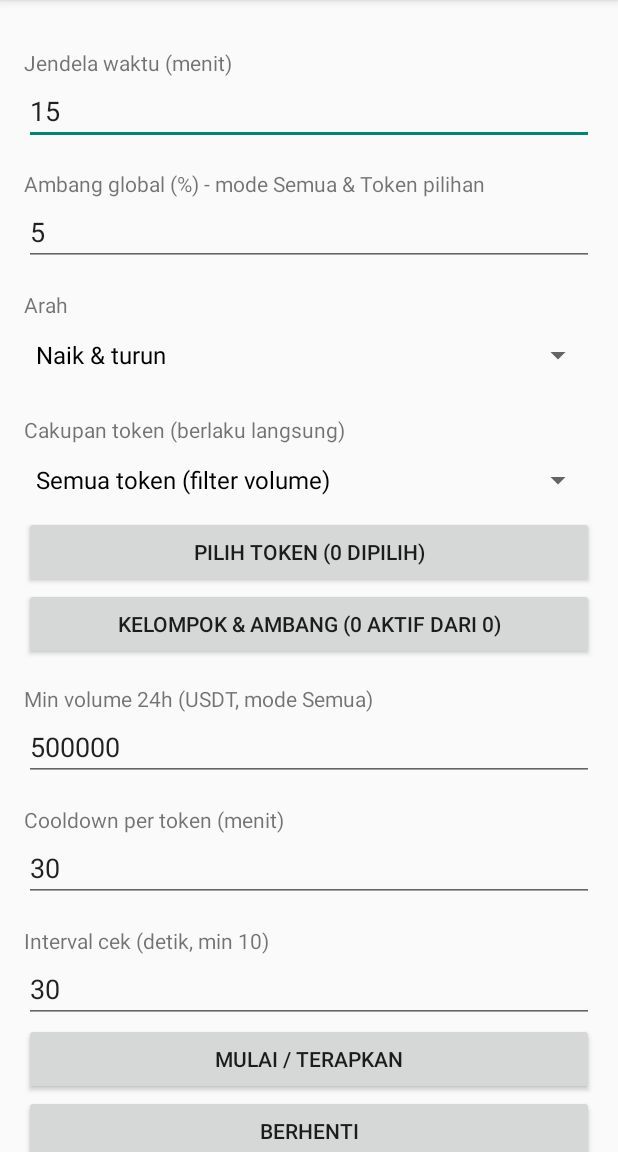
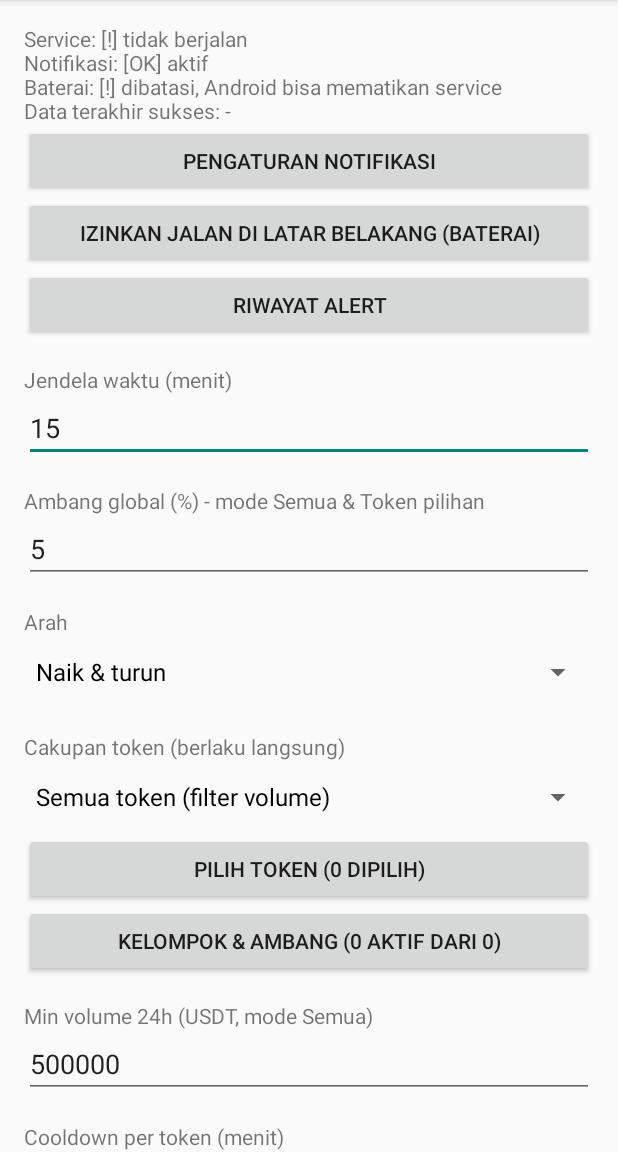
Before and after one commit to ChiperSage/KcAlert, an Android app: the screen it shows after launch (MainActivity), on a phone screen of 412 x 824 dp, the part 84-1236 px from its top. Run offline under Robolectric (Android 15) with nearby library versions, the phone set to English and light mode, and no system bars; pictures from the network do not load.

Commit message:
Add files via upload

```diff
--- a/app/src/main/java/com/example/kcalert/Config.java
+++ b/app/src/main/java/com/example/kcalert/Config.java
@@ -21,18 +21,24 @@ final class Config {
         Set<String> tokens = new HashSet<>();
     }
 
-    int windowMin = 15;      // jendela waktu perubahan (menit)
-    double pct = 5;          // ambang global (mode Semua & Token pilihan)
-    int dir = 0;             // 0 naik&turun, 1 naik, 2 turun
-    double minVol = 500000;  // min volume 24h (USDT), hanya mode Semua
-    int cooldownMin = 30;    // jeda antar alert per token
-    int intervalSec = 30;    // interval polling
-    int scope = 0;           // 0 semua, 1 token pilihan, 2 kelompok
-    Set<String> tokens = new HashSet<>();       // mode token pilihan
-    List<Group> groups = new ArrayList<>();     // mode kelompok
+    int windowMin = 15;        // jendela waktu perubahan (menit, maks 240)
+    double pct = 5;            // ambang global (mode Semua & Token pilihan)
+    int dir = 0;               // 0 naik&turun, 1 naik, 2 turun
+    double minVol = 500000;    // min volume 24h (USDT), hanya mode Semua
+    int cooldownMin = 30;      // jeda antar alert per token
+    int intervalSec = 30;      // interval polling
+    int scope = 0;             // 0 semua, 1 token pilihan, 2 kelompok
+    double maxSpread = 1.0;    // spread bid-ask maks (%), 0 = nonaktif
+    boolean adaptive = false;  // ambang naik untuk token volatil
+    double k = 3;              // pengali volatilitas (mode adaptif)
+    boolean wake = false;      // wake lock CPU
+    Set<String> tokens = new HashSet<>();
+    List<Group> groups = new ArrayList<>();
+
+    private static SharedPreferences sp(Context c) { return c.getSharedPreferences("kc", Context.MODE_PRIVATE); }
 
     static Config load(Context ctx) {
-        SharedPreferences sp = ctx.getSharedPreferences("kc", Context.MODE_PRIVATE);
+        SharedPreferences sp = sp(ctx);
         Config c = new Config();
         try {
             c.windowMin = sp.getInt("win", c.windowMin);
@@ -42,6 +48,10 @@ final class Config {
             c.cooldownMin = sp.getInt("cd", c.cooldownMin);
             c.intervalSec = sp.getInt("int", c.intervalSec);
             c.scope = sp.contains("scope") ? sp.getInt("scope", 0) : (sp.getBoolean("all", true) ? 0 : 1);
+            c.maxSpread = Double.parseDouble(sp.getString("spr", String.valueOf(c.maxSpread)));
+            c.adaptive = sp.getBoolean("adp", false);
+            c.k = Double.parseDouble(sp.getString("k", String.valueOf(c.k)));
+            c.wake = sp.getBoolean("wake", false);
             String t = sp.getString("tok", "");
             if (!t.isEmpty()) c.tokens.addAll(Arrays.asList(t.split(",")));
             JSONArray a = new JSONArray(sp.getString("groups", "[]"));
@@ -56,6 +66,8 @@ final class Config {
                 c.groups.add(g);
             }
         } catch (Exception ignored) { }
+        if (c.windowMin > 240) c.windowMin = 240;
+        if (c.windowMin < 1) c.windowMin = 1;
         return c;
     }
 
@@ -71,11 +83,24 @@ final class Config {
                 a.put(o);
             }
         } catch (Exception ignored) { }
-        ctx.getSharedPreferences("kc", Context.MODE_PRIVATE).edit()
+        sp(ctx).edit()
                 .putInt("win", windowMin).putString("pct", String.valueOf(pct))
                 .putInt("dir", dir).putString("vol", String.valueOf(minVol))
                 .putInt("cd", cooldownMin).putInt("int", intervalSec)
-                .putInt("scope", scope).putString("tok", TextUtils.join(",", tokens))
+                .putInt("scope", scope).putString("spr", String.valueOf(maxSpread))
+                .putBoolean("adp", adaptive).putString("k", String.valueOf(k))
+                .putBoolean("wake", wake)
+                .putString("tok", TextUtils.join(",", tokens))
                 .putString("groups", a.toString()).apply();
     }
+
+    // ---- status runtime (dipakai UI, service, dan pengawas) ----
+    static void setRunning(Context c, boolean v) { sp(c).edit().putBoolean("run", v).apply(); }
+    static boolean running(Context c) { return sp(c).getBoolean("run", false); }
+    static void beat(Context c) { sp(c).edit().putLong("hb", System.currentTimeMillis()).apply(); }
+    static long lastBeat(Context c) { return sp(c).getLong("hb", 0); }
+    static void setStatus(Context c, String s) { sp(c).edit().putString("stat", s).apply(); }
+    static String status(Context c) { return sp(c).getString("stat", ""); }
+    /** Batas detak terakhir sebelum layanan dianggap tidak responsif. */
+    static long staleLimitMs(Config c) { return Math.max(300_000L, c.intervalSec * 6000L); }
 }
--- a/app/src/main/java/com/example/kcalert/MainActivity.java
+++ b/app/src/main/java/com/example/kcalert/MainActivity.java
@@ -2,10 +2,16 @@ package com.example.kcalert;
 
 import android.Manifest;
 import android.app.Activity;
+import android.app.AlarmManager;
+import android.app.NotificationManager;
+import android.content.Context;
 import android.content.Intent;
+import android.content.SharedPreferences;
 import android.content.pm.PackageManager;
 import android.os.Build;
 import android.os.Bundle;
+import android.os.PowerManager;
+import android.provider.Settings;
 import android.text.InputType;
 import android.view.View;
 import android.widget.AdapterView;
@@ -22,6 +28,7 @@ public class MainActivity extends Activity {
     private EditText etWin, etPct, etVol, etCd, etInt;
     private Spinner spDir, spScope;
     private Button btnPick, btnGroups;
+    private TextView tvHealth;
 
     @Override protected void onCreate(Bundle b) {
         super.onCreate(b);
@@ -30,6 +37,22 @@ public class MainActivity extends Activity {
         root.setOrientation(LinearLayout.VERTICAL);
         int p = (int) (16 * getResources().getDisplayMetrics().density);
         root.setPadding(p, p, p, p);
+
+        tvHealth = new TextView(this);
+        root.addView(tvHealth);
+        Button bNotif = new Button(this);
+        bNotif.setText("Pengaturan notifikasi");
+        bNotif.setOnClickListener(v -> startActivity(new Intent(Settings.ACTION_APP_NOTIFICATION_SETTINGS)
+                .putExtra(Settings.EXTRA_APP_PACKAGE, getPackageName())));
+        Button bBatt = new Button(this);
+        bBatt.setText("Izinkan jalan di latar belakang (baterai)");
+        bBatt.setOnClickListener(v -> startActivity(new Intent(Settings.ACTION_IGNORE_BATTERY_OPTIMIZATION_SETTINGS)));
+        Button bHist = new Button(this);
+        bHist.setText("Riwayat alert");
+        bHist.setOnClickListener(v -> startActivity(new Intent(this, HistoryActivity.class)));
+        root.addView(bNotif);
+        root.addView(bBatt);
+        root.addView(bHist);
 
         etWin = field(root, "Jendela waktu (menit)", String.valueOf(c.windowMin), false);
         etPct = field(root, "Ambang global (%) - mode Semua & Token pilihan", num(c.pct), true);
@@ -70,8 +93,11 @@ public class MainActivity extends Activity {
         Button stop = new Button(this);
         stop.setText("Berhenti");
         stop.setOnClickListener(v -> {
+            getSharedPreferences("kc", MODE_PRIVATE).edit().putBoolean("enabled", false).apply();
+            ((AlarmManager) getSystemService(ALARM_SERVICE)).cancel(Watchdog.pi(this));
             stopService(new Intent(this, AlertService.class));
             Toast.makeText(this, "Dihentikan", Toast.LENGTH_SHORT).show();
+            refreshHealth();
         });
         root.addView(start);
         root.addView(stop);
@@ -89,6 +115,21 @@ public class MainActivity extends Activity {
         btnPick.setText("Pilih token (" + c.tokens.size() + " dipilih)");
         btnGroups.setText("Kelompok & ambang (" + active + " aktif dari " + c.groups.size() + ")");
         spScope.setSelection(c.scope); // editor token/kelompok bisa mengubah mode
+        refreshHealth();
+    }
+
+    private void refreshHealth() {
+        NotificationManager nm = (NotificationManager) getSystemService(NOTIFICATION_SERVICE);
+        PowerManager pm = (PowerManager) getSystemService(POWER_SERVICE);
+        boolean notif = nm.areNotificationsEnabled();
+        boolean batt = pm.isIgnoringBatteryOptimizations(getPackageName());
+        SharedPreferences sp = getSharedPreferences("kc", Context.MODE_PRIVATE);
+        long hb = sp.getLong("hb", 0);
+        String last = hb == 0 ? "-" : ((System.currentTimeMillis() - hb) / 60000) + " menit lalu";
+        tvHealth.setText("Service: " + (AlertService.running ? "[OK] berjalan" : "[!] tidak berjalan")
+                + "\nNotifikasi: " + (notif ? "[OK] aktif" : "[!] dimatikan, alert tidak akan muncul")
+                + "\nBaterai: " + (batt ? "[OK] tidak dibatasi" : "[!] dibatasi, Android bisa mematikan service")
+                + "\nData terakhir sukses: " + last);
     }
 
     private void start() {
@@ -125,6 +166,7 @@ public class MainActivity extends Activity {
         Intent i = new Intent(this, AlertService.class);
         if (Build.VERSION.SDK_INT >= 26) startForegroundService(i); else startService(i);
         Toast.makeText(this, "Berjalan. Alert muncul setelah riwayat cukup (sepanjang jendela).", Toast.LENGTH_LONG).show();
+        tvHealth.postDelayed(this::refreshHealth, 1500);
     }
 
     private void label(LinearLayout root, String t) {
--- a/app/src/main/java/com/example/kcalert/TokenPickerActivity.java
+++ b/app/src/main/java/com/example/kcalert/TokenPickerActivity.java
@@ -120,7 +120,7 @@ public class TokenPickerActivity extends Activity {
         updateCount();
         new Thread(() -> {
             try {
-                List<KucoinApi.Tick> t = KucoinApi.fetch();
+                List<KucoinApi.Tick> t = KucoinApi.fetch().ticks;
                 Collections.sort(t, (x, y) -> Double.compare(y.volValue, x.volValue));
                 List<String> syms = new ArrayList<>();
                 for (KucoinApi.Tick k : t) syms.add(k.symbol);
```
Also changed, not shown: app/src/main/AndroidManifest.xml (+9 -0 lines), app/src/main/java/com/example/kcalert/AlertEngine.java (+50 -7 lines), app/src/main/java/com/example/kcalert/AlertService.java (+104 -48 lines), app/src/main/java/com/example/kcalert/BootReceiver.java (added, +20 -0 lines), app/src/main/java/com/example/kcalert/HistoryActivity.java (added, +22 -0 lines), app/src/main/java/com/example/kcalert/KucoinApi.java (+13 -4 lines), app/src/main/java/com/example/kcalert/Notif.java (added, +46 -0 lines), app/src/main/java/com/example/kcalert/Store.java (added, +124 -0 lines), app/src/main/java/com/example/kcalert/Watchdog.java (added, +40 -0 lines).
